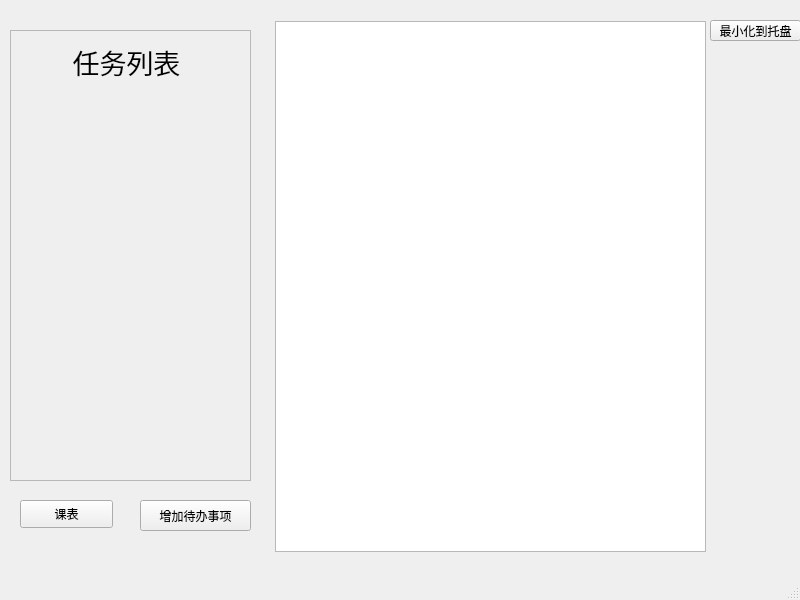
Before: the Qt Designer form qtodo.ui in lcclcc233/Qtodo, drawn with Qt 5.
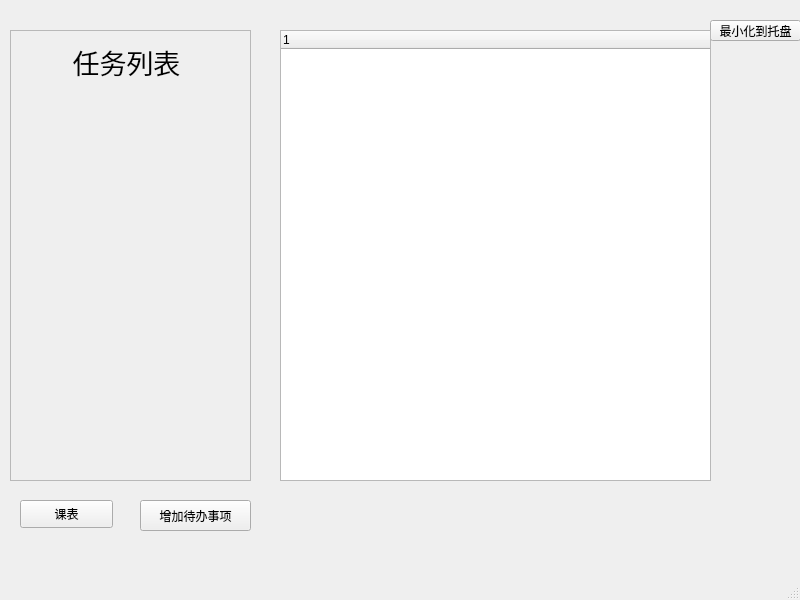
After: the same form once the commit is applied.

Commit message: Add subtask and change to QTreeWidget

```diff
--- a/qtodo.ui
+++ b/qtodo.ui
@@ -27,16 +27,6 @@
      <string>增加待办事项</string>
     </property>
    </widget>
-   <widget class="QListWidget" name="listWidget">
-    <property name="geometry">
-     <rect>
-      <x>275</x>
-      <y>21</y>
-      <width>431</width>
-      <height>531</height>
-     </rect>
-    </property>
-   </widget>
    <widget class="QPushButton" name="hideButton">
     <property name="geometry">
      <rect>
@@ -118,6 +108,21 @@
      </widget>
     </widget>
    </widget>
+   <widget class="QTreeWidget" name="treeWidget">
+    <property name="geometry">
+     <rect>
+      <x>280</x>
+      <y>30</y>
+      <width>431</width>
+      <height>451</height>
+     </rect>
+    </property>
+    <column>
+     <property name="text">
+      <string notr="true">1</string>
+     </property>
+    </column>
+   </widget>
   </widget>
   <widget class="QMenuBar" name="menubar">
    <property name="geometry">
```
Left out of the diff: 2 changed lines with no effect on the pictures. The commit also changes 8 other files.
